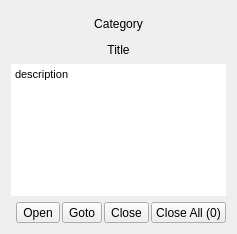
Old version of the form src/resources/ERDisplay.ui in the repository IDREsandbox/vsim.
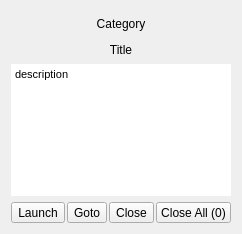
New version of the form.

Commit message: er locking - read only edit dialog, renamed open to launch

```diff
--- a/src/resources/ERDisplay.ui
+++ b/src/resources/ERDisplay.ui
@@ -94,7 +94,7 @@
      <item>
       <widget class="QToolButton" name="open">
        <property name="text">
-        <string>Open</string>
+        <string>Launch</string>
        </property>
       </widget>
      </item>
```
The commit also changes 6 other files.
